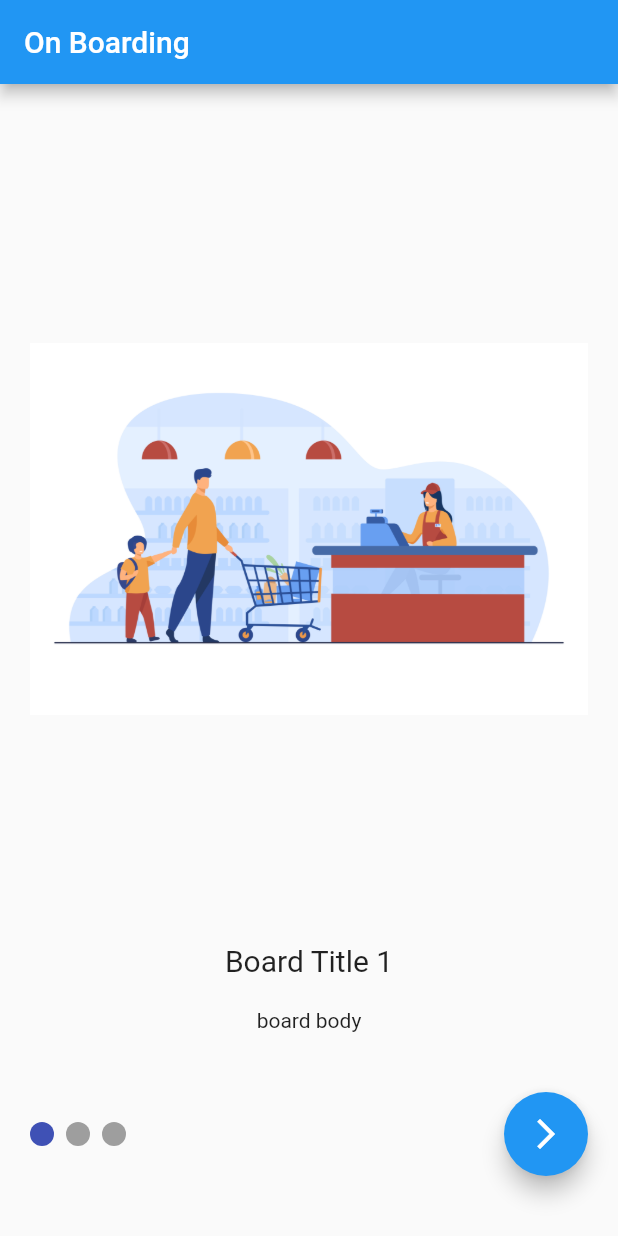
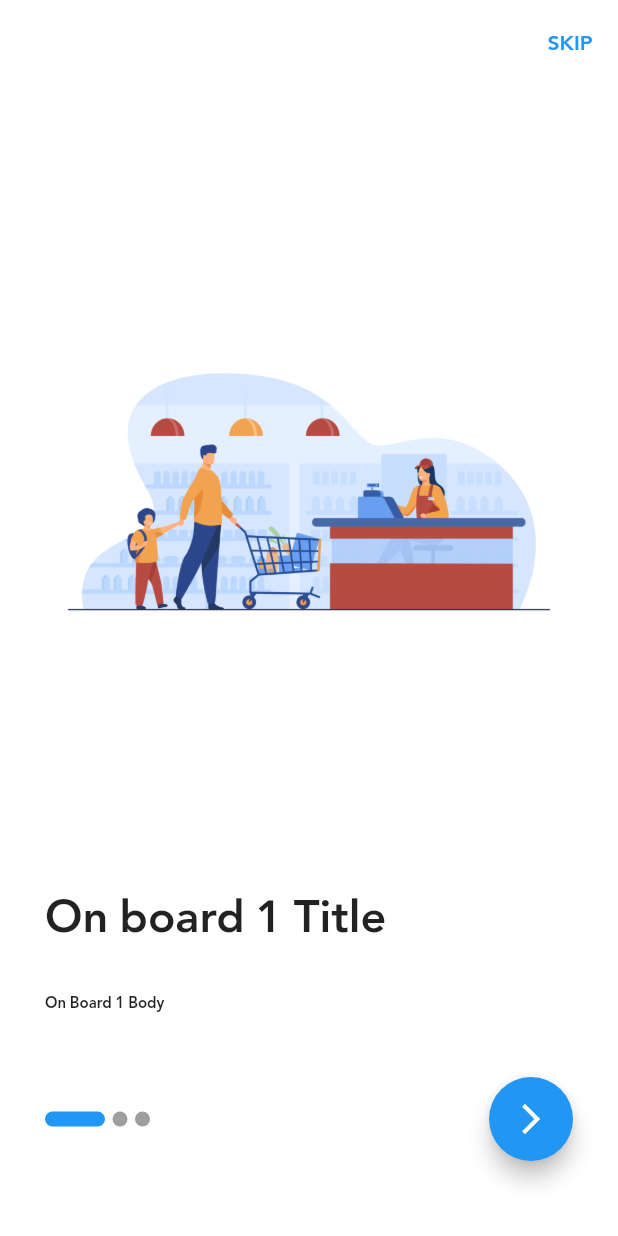
Before and after one commit to MoatazZewin/ecommerce_app, a Flutter app: the screen it shows after launch, on a phone screen of 412 x 824 dp. Run offline on Flutter 3.47's test engine with Material 2 defaults, Android fonts, the phone set to English and light mode, and no system bars; drawn by our look-alikes of smooth_page_indicator; our stand-ins replace bloc, dio, flutter_bloc.

```diff
--- a/lib/main.dart
+++ b/lib/main.dart
@@ -1,8 +1,12 @@
 import 'package:ecommerce_app/modules/on_boarding/on_boarding_screen.dart';
+import 'package:ecommerce_app/shared/network/remote/dio/dio_helper.dart';
+import 'package:ecommerce_app/shared/styles/colors.dart';
 import 'package:flutter/material.dart';
+import 'package:flutter/services.dart';
 
 void main() {
   runApp(const MyApp());
+  DioHelper.init();
 }
 
 class MyApp extends StatelessWidget {
@@ -14,6 +18,29 @@ class MyApp extends StatelessWidget {
     return MaterialApp(
       debugShowCheckedModeBanner: false,
       home: OnBoardingScreen(),
+      theme: ThemeData(
+        primarySwatch: defaultColor,
+        floatingActionButtonTheme: FloatingActionButtonThemeData(
+          backgroundColor: defaultColor,
+        ),
+        scaffoldBackgroundColor: Colors.white,
+        appBarTheme: AppBarTheme(
+          toolbarTextStyle: TextStyle(
+            color: defaultColor,
+          ),
+          elevation: 0.0,
+          systemOverlayStyle: SystemUiOverlayStyle(
+            systemNavigationBarIconBrightness: Brightness.dark,
+            statusBarColor: Colors.white,
+            statusBarIconBrightness: Brightness.dark,
+          ),
+          color: Colors.white,
+          iconTheme: IconThemeData(
+            color: defaultColor,
+          ),
+        ),
+        fontFamily: "jannah"
+      ),
     );
   }
 }
--- a/lib/modules/on_boarding/on_boarding_screen.dart
+++ b/lib/modules/on_boarding/on_boarding_screen.dart
@@ -1,30 +1,69 @@
+import 'package:ecommerce_app/modules/login/login_screen.dart';
+import 'package:ecommerce_app/shared/components/components.dart';
 import 'package:flutter/material.dart';
 import 'package:smooth_page_indicator/smooth_page_indicator.dart';
 
+import '../../shared/styles/colors.dart';
 
+class OnBoardingModel {
+  String title;
+  String body;
+  String image;
+
+  OnBoardingModel(
+      {required this.title, required this.body, required this.image});
+}
 
 class OnBoardingScreen extends StatelessWidget {
-
-  var controller = PageController();
+  var isLast = false;
+  var pageController = PageController();
+  List<OnBoardingModel> boarding = [
+    OnBoardingModel(
+        title: 'On board 1 Title ',
+        body: 'On Board 1 Body',
+        image: 'assets/images/onboard_1.jpg'),
+    OnBoardingModel(
+        title: 'On board 2 Title ',
+        body: 'On Board 2 Body',
+        image: 'assets/images/onboard_1.jpg'),
+    OnBoardingModel(
+        title: 'On board 3 Title ',
+        body: 'On Board 3 Body',
+        image: 'assets/images/onboard_1.jpg'),
+  ];
 
   @override
   Widget build(BuildContext context) {
     return Scaffold(
       appBar: AppBar(
-        title: Text(
-          'On Boarding',
+        actions: [
+          TextButton(
+            onPressed: () {
+              navigateAndFinish(context: context, widget: LoginScreen());
+            },
+            child: Text(
+              'SKIP',
             ),
           ),
+        ],
+      ),
       body: Padding(
-        padding: EdgeInsets.all(20.0),
+        padding: EdgeInsets.all(30.0),
         child: Column(
           crossAxisAlignment: CrossAxisAlignment.start,
           children: [
             Expanded(
               child: PageView.builder(
-                controller: controller,
-                  itemBuilder: (context, index)=>buildBoardingItem(),
-                  itemCount: 3,
+                physics: BouncingScrollPhysics(),
+                controller: pageController,
+                itemBuilder: (context, index) {
+                  if (index == boarding.length - 1)
+                    isLast = true;
+                  else
+                    isLast = false;
+                  return buildBoardingItem(boarding[index]);
+                },
+                itemCount: boarding.length,
               ),
             ),
             SizedBox(
@@ -32,11 +71,30 @@ class OnBoardingScreen extends StatelessWidget {
             ),
             Row(
               children: [
-
-                SmoothPageIndicator(controller: controller, count: 3),
+                SmoothPageIndicator(
+                  controller: pageController,
+                  count: 3,
+                  effect: ExpandingDotsEffect(
+                    dotColor: Colors.grey,
+                    dotHeight: 10,
+                    expansionFactor: 4,
+                    dotWidth: 10,
+                    spacing: 5.0,
+                    activeDotColor: defaultColor,
+                  ),
+                ),
                 Spacer(),
                 FloatingActionButton(
-                  onPressed: (){},
+                  onPressed: () {
+                    if (isLast) {
+                      navigateAndFinish(
+                          context: context, widget: LoginScreen());
+                    } else {
+                      pageController.nextPage(
+                          duration: Duration(milliseconds: 750),
+                          curve: Curves.fastLinearToSlowEaseIn);
+                    }
+                  },
                   child: Icon(
                     Icons.arrow_forward_ios,
                   ),
@@ -46,33 +104,33 @@ class OnBoardingScreen extends StatelessWidget {
             SizedBox(
               height: 20.0,
             )
-
-
           ],
         ),
       ),
     );
   }
-  Widget buildBoardingItem() =>Column(
+
+  Widget buildBoardingItem(list) => Column(
+        crossAxisAlignment: CrossAxisAlignment.start,
         children: [
           Expanded(
             child: Image(
-          image: AssetImage("assets/images/onboard_1.jpg"),
+              image: AssetImage("${list.image}"),
             ),
           ),
           Text(
-        'Board Title 1',
+            '${list.title}',
             style: TextStyle(
-          fontSize: 20.0,
+              fontSize: 30.0,
             ),
           ),
           SizedBox(
             height: 20.0,
           ),
           Text(
-        'board body',
+            '${list.body}',
             style: TextStyle(
-
+              fontSize: 10.0,
             ),
           ),
         ],
--- /dev/null
+++ b/lib/shared/network/end_points.dart
@@ -0,0 +1,3 @@
+const LOGIN = 'login';
+
+const HOME = 'home';
--- /dev/null
+++ b/lib/shared/styles/colors.dart
@@ -0,0 +1,3 @@
+import 'package:flutter/material.dart';
+
+var defaultColor = Colors.blue;
--- a/pubspec.yaml
+++ b/pubspec.yaml
@@ -31,10 +31,14 @@ dependencies:
     sdk: flutter
 
 
+
   # The following adds the Cupertino Icons font to your application.
   # Use with the CupertinoIcons class for iOS style icons.
   cupertino_icons: ^1.0.2
   smooth_page_indicator: ^1.0.0+2
+  dio: ^4.0.6
+  flutter_bloc: ^8.1.1
+  bloc: ^8.1.0
 
 dev_dependencies:
   flutter_test:
```
Also changed, not shown: lib/modules/login/cubit/login_cubit.dart (added, +44 -0 lines), lib/modules/login/cubit/login_states.dart (added, +12 -0 lines), lib/modules/login/login_screen.dart (added, +98 -0 lines), lib/shared/components/components.dart (added, +67 -0 lines), lib/shared/network/remote/dio/dio_helper.dart (added, +48 -0 lines), pubspec.lock. Lines whose indentation alone changed are shown as unchanged.
